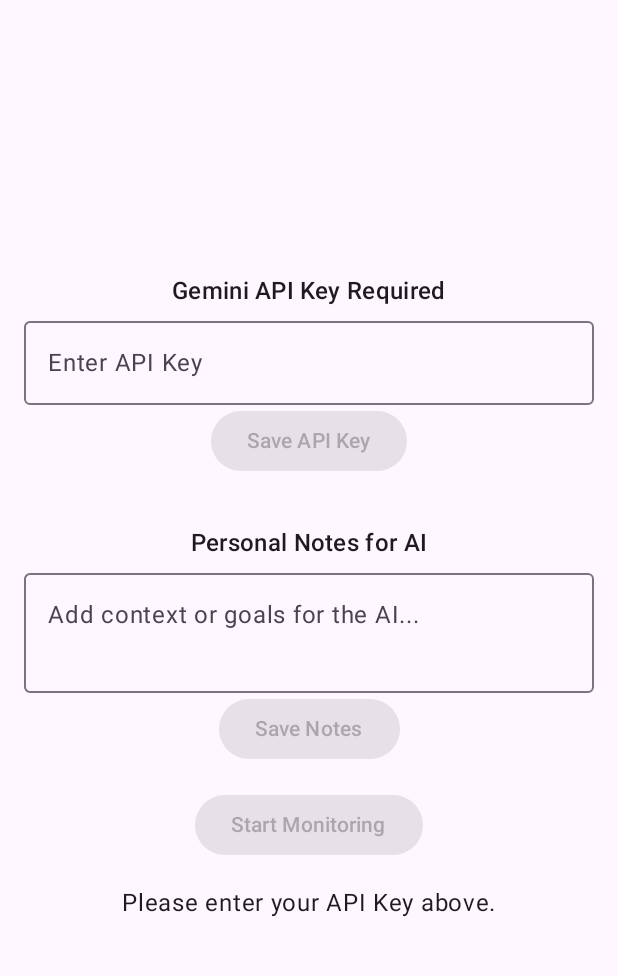
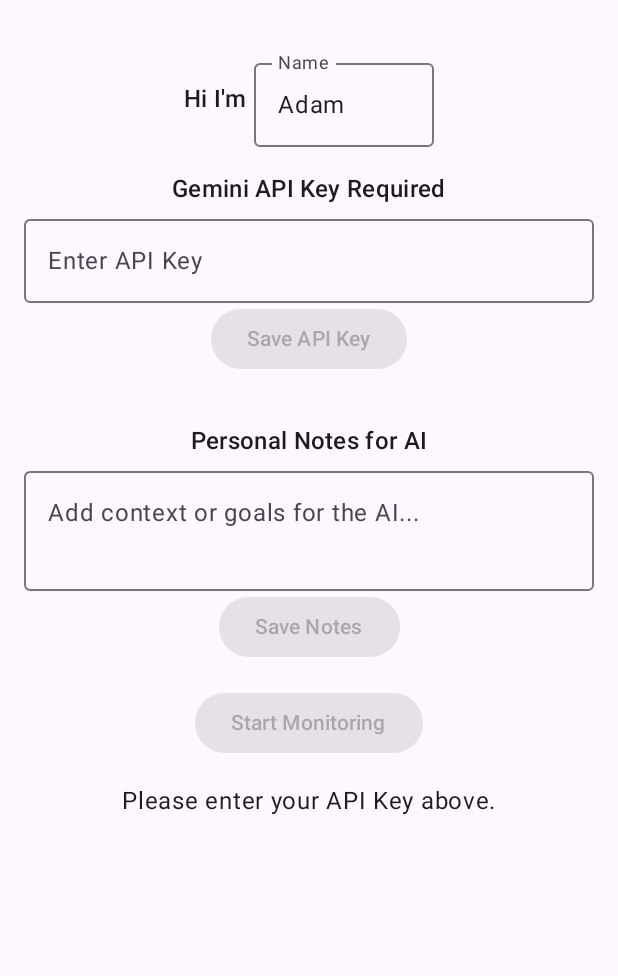
Before and after one commit to Fdondi/distraction-linter, an Android app built with Jetpack Compose: the screen it shows after launch (MainActivity), on a phone screen of 412 x 824 dp, the part 69-1045 px from its top. Run offline under Robolectric (Android 15) with nearby library versions, the phone set to English and light mode, and no system bars.

Commit message:
customize name

```diff
--- a/app/build.gradle.kts
+++ b/app/build.gradle.kts
@@ -66,6 +66,7 @@ android {
 dependencies {
     implementation(libs.androidx.core.ktx)
     implementation(libs.androidx.lifecycle.runtime.ktx)
+    implementation(libs.androidx.savedstate)
     implementation(libs.androidx.activity.compose)
     implementation(platform(libs.androidx.compose.bom))
     implementation(libs.androidx.ui)
@@ -85,6 +86,8 @@ dependencies {
     androidTestImplementation(libs.androidx.espresso.core)
     androidTestImplementation(platform(libs.androidx.compose.bom))
     androidTestImplementation(libs.androidx.ui.test.junit4)
+    androidTestImplementation("androidx.compose.ui:ui-test-junit4")
+    androidTestImplementation("androidx.test.ext:junit:1.1.5")
     debugImplementation(libs.androidx.ui.tooling)
     debugImplementation(libs.androidx.ui.test.manifest)
 
--- a/app/src/main/java/com/example/timelinter/ApiKeyManager.kt
+++ b/app/src/main/java/com/example/timelinter/ApiKeyManager.kt
@@ -12,6 +12,7 @@ object ApiKeyManager {
     private const val API_KEY_PREF = "gemini_api_key"
     private const val HEADS_UP_INFO_SHOWN_PREF = "heads_up_info_shown"
     private const val USER_NOTES_PREF = "user_notes"
+    private const val COACH_NAME_PREF = "coach_name"
     private const val TAG = "ApiKeyManager"
 
     private fun getEncryptedPreferences(context: Context): SharedPreferences? {
@@ -87,4 +88,25 @@ object ApiKeyManager {
         getEncryptedPreferences(context)?.edit()?.remove(USER_NOTES_PREF)?.apply()
         Log.i(TAG, "User notes cleared.")
     }
+
+    fun saveCoachName(context: Context, name: String) {
+        getEncryptedPreferences(context)?.edit()?.putString(COACH_NAME_PREF, name)?.apply()
+        Log.i(TAG, "Coach name saved successfully: $name")
+    }
+
+    fun getCoachName(context: Context): String {
+        val name = getEncryptedPreferences(context)?.getString(COACH_NAME_PREF, "Adam") ?: "Adam"
+        Log.d(TAG, "Coach name loaded: $name")
+        return name
+    }
+
+    fun hasCoachName(context: Context): Boolean {
+        val name = getEncryptedPreferences(context)?.getString(COACH_NAME_PREF, null)
+        return !name.isNullOrEmpty()
+    }
+
+    fun clearCoachName(context: Context) {
+        getEncryptedPreferences(context)?.edit()?.remove(COACH_NAME_PREF)?.apply()
+        Log.i(TAG, "Coach name cleared.")
+    }
 }
--- a/app/src/main/java/com/example/timelinter/AppUsageMonitorService.kt
+++ b/app/src/main/java/com/example/timelinter/AppUsageMonitorService.kt
@@ -99,7 +99,8 @@ class AppUsageMonitorService : Service() {
 
         // Initialize Persons
         userPerson = Person.Builder().setName("You").setKey("user").build()
-        aiPerson = Person.Builder().setName("Time Coach").setKey("ai").setBot(true).build()
+        val coachName = ApiKeyManager.getCoachName(this)
+        aiPerson = Person.Builder().setName(coachName).setKey("ai").setBot(true).build()
 
         // Initialize token bucket with maximum threshold
         val maxThresholdMs = TimeUnit.MINUTES.toMillis(
--- a/app/src/main/java/com/example/timelinter/MainActivity.kt
+++ b/app/src/main/java/com/example/timelinter/MainActivity.kt
@@ -12,9 +12,11 @@ import android.util.Log
 import androidx.activity.ComponentActivity
 import androidx.activity.compose.setContent
 import androidx.activity.result.contract.ActivityResultContracts
+import androidx.compose.foundation.background
 import androidx.compose.foundation.layout.*
+import androidx.compose.foundation.shape.RoundedCornerShape
 import androidx.compose.material.icons.Icons
-import androidx.compose.material.icons.filled.List
+import androidx.compose.material.icons.automirrored.filled.List
 import androidx.compose.material.icons.filled.Timer
 import androidx.compose.material3.*
 import androidx.compose.runtime.*
@@ -35,6 +37,7 @@ class MainActivity : ComponentActivity() {
     private var isMonitoringActive by mutableStateOf(false)
     private var apiKeyPresent by mutableStateOf(false)
     private var userNotes by mutableStateOf("")
+    private var coachName by mutableStateOf("Adam")
 
     // Launcher for Notification Permission
     private val requestNotificationPermissionLauncher = registerForActivityResult(
@@ -56,6 +59,9 @@ class MainActivity : ComponentActivity() {
         apiKeyPresent = ApiKeyManager.hasKey(this)
         // Load user notes
         userNotes = ApiKeyManager.getUserNotes(this)
+        // Load coach name
+        coachName = ApiKeyManager.getCoachName(this)
+        Log.d("MainActivity", "Coach name loaded: $coachName")
 
         setContent {
             MaterialTheme {
@@ -93,6 +99,11 @@ class MainActivity : ComponentActivity() {
                         onSaveUserNotes = {
                             ApiKeyManager.saveUserNotes(this, it)
                             userNotes = it
+                        },
+                        coachName = coachName,
+                        onSaveCoachName = {
+                            ApiKeyManager.saveCoachName(this, it)
+                            coachName = it
                         }
                     )
                 }
@@ -108,6 +119,9 @@ class MainActivity : ComponentActivity() {
         apiKeyPresent = ApiKeyManager.hasKey(this)
         // Re-load user notes on resume
         userNotes = ApiKeyManager.getUserNotes(this)
+        // Re-load coach name on resume
+        coachName = ApiKeyManager.getCoachName(this)
+        Log.d("MainActivity", "Coach name reloaded on resume: $coachName")
         // Re-check permissions if monitoring was supposed to be active
         if (isMonitoringActive && (!hasNotificationPermission() || !hasUsageStatsPermission())) {
             isMonitoringActive = false // Stop monitoring if permission revoked
@@ -246,9 +260,15 @@ class MainActivity : ComponentActivity() {
     // Helper to check if a service is running
     private fun isServiceRunning(serviceClass: Class<*>): Boolean {
         val manager = getSystemService(Context.ACTIVITY_SERVICE) as android.app.ActivityManager
-        // Since we're targeting API 29+, we can only see our own services
-        return manager.getRunningServices(Integer.MAX_VALUE).any { service ->
-            serviceClass.name == service.service.className && service.foreground
+        // Use the modern approach for checking running services
+        return if (Build.VERSION.SDK_INT >= Build.VERSION_CODES.M) {
+            manager.getRunningAppProcesses()?.any { processInfo ->
+                processInfo.processName == packageName && processInfo.importance == android.app.ActivityManager.RunningAppProcessInfo.IMPORTANCE_FOREGROUND_SERVICE
+            } ?: false
+        } else {
+            // Fallback for older versions - check if service is bound or running
+            // This is a simplified check since getRunningServices is deprecated
+            false
         }
     }
 }
@@ -272,14 +292,20 @@ fun TimeLinterApp(
     onOpenApps: () -> Unit,
     onOpenTimers: () -> Unit,
     userNotes: String,
-    onSaveUserNotes: (String) -> Unit
+    onSaveUserNotes: (String) -> Unit,
+    coachName: String,
+    onSaveCoachName: (String) -> Unit
 ) {
     var apiKeyInput by rememberSaveable { mutableStateOf("") }
     var userNotesInput by rememberSaveable { mutableStateOf(userNotes) }
+    var coachNameInput by rememberSaveable { mutableStateOf(coachName) }
 
-    // Update local state when userNotes prop changes
+    // Update local state when props change
     LaunchedEffect(userNotes) {
         userNotesInput = userNotes
+    }
+    LaunchedEffect(coachName) {
+        coachNameInput = coachName
     }
 
     Scaffold(
@@ -289,7 +315,7 @@ fun TimeLinterApp(
                 actions = {
                     // Apps button
                     IconButton(onClick = onOpenApps) {
-                        Icon(Icons.Default.List, contentDescription = "Manage Apps")
+                        Icon(Icons.AutoMirrored.Filled.List, contentDescription = "Manage Apps")
                     }
                     // Timer settings button
                     IconButton(onClick = onOpenTimers) {
@@ -305,8 +331,37 @@ fun TimeLinterApp(
                 .padding(padding)
                 .padding(16.dp),
             horizontalAlignment = Alignment.CenterHorizontally,
-            verticalArrangement = Arrangement.Center
+            verticalArrangement = Arrangement.Top
         ) {
+            // --- Coach Name Greeting Section ---
+            Row(
+                modifier = Modifier.fillMaxWidth(),
+                horizontalArrangement = Arrangement.Center,
+                verticalAlignment = Alignment.CenterVertically
+            ) {
+                Text(
+                    text = "Hi I'm ",
+                    style = MaterialTheme.typography.titleMedium
+                )
+                OutlinedTextField(
+                    value = coachNameInput,
+                    onValueChange = { coachNameInput = it },
+                    label = { Text("Name") },
+                    placeholder = { Text("Adam") },
+                    singleLine = true,
+                    modifier = Modifier.width(120.dp)
+                )
+            }
+            if (coachNameInput != coachName && coachNameInput.isNotBlank()) {
+                Button(
+                    onClick = { onSaveCoachName(coachNameInput) },
+                    modifier = Modifier.align(Alignment.CenterHorizontally)
+                ) {
+                    Text("Save")
+                }
+            }
+            Spacer(modifier = Modifier.height(16.dp))
+
             // --- API Key Input Section (Show if key not present) ---
             if (!apiKeyPresent) {
                 Text(
--- a/gradle/libs.versions.toml
+++ b/gradle/libs.versions.toml
@@ -6,6 +6,7 @@ junit = "4.13.2"
 junitVersion = "1.1.5"
 espressoCore = "3.5.1"
 lifecycleRuntimeKtx = "2.6.1"
+savedstate = "1.2.1"
 activityCompose = "1.8.0"
 composeBom = "2024.09.00"
 securityCrypto = "1.1.0-alpha06"
@@ -18,6 +19,7 @@ junit = { group = "junit", name = "junit", version.ref = "junit" }
 androidx-junit = { group = "androidx.test.ext", name = "junit", version.ref = "junitVersion" }
 androidx-espresso-core = { group = "androidx.test.espresso", name = "espresso-core", version.ref = "espressoCore" }
 androidx-lifecycle-runtime-ktx = { group = "androidx.lifecycle", name = "lifecycle-runtime-ktx", version.ref = "lifecycleRuntimeKtx" }
+androidx-savedstate = { group = "androidx.savedstate", name = "savedstate", version.ref = "savedstate" }
 androidx-activity-compose = { group = "androidx.activity", name = "activity-compose", version.ref = "activityCompose" }
 androidx-compose-bom = { group = "androidx.compose", name = "compose-bom", version.ref = "composeBom" }
 androidx-ui = { group = "androidx.compose.ui", name = "ui" }
```
Also changed, not shown: app/src/main/AndroidManifest.xml (+4 -7 lines), app/src/main/java/com/example/timelinter/ConversationHistoryManager.kt (+4 -3 lines), 2 other files.
